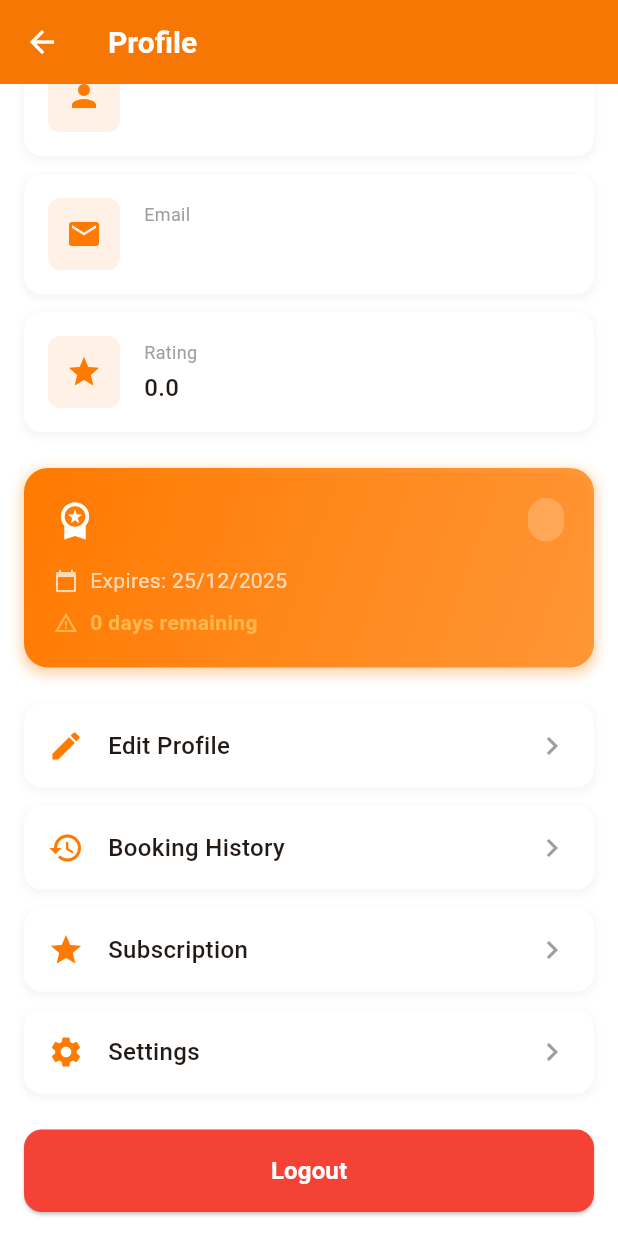
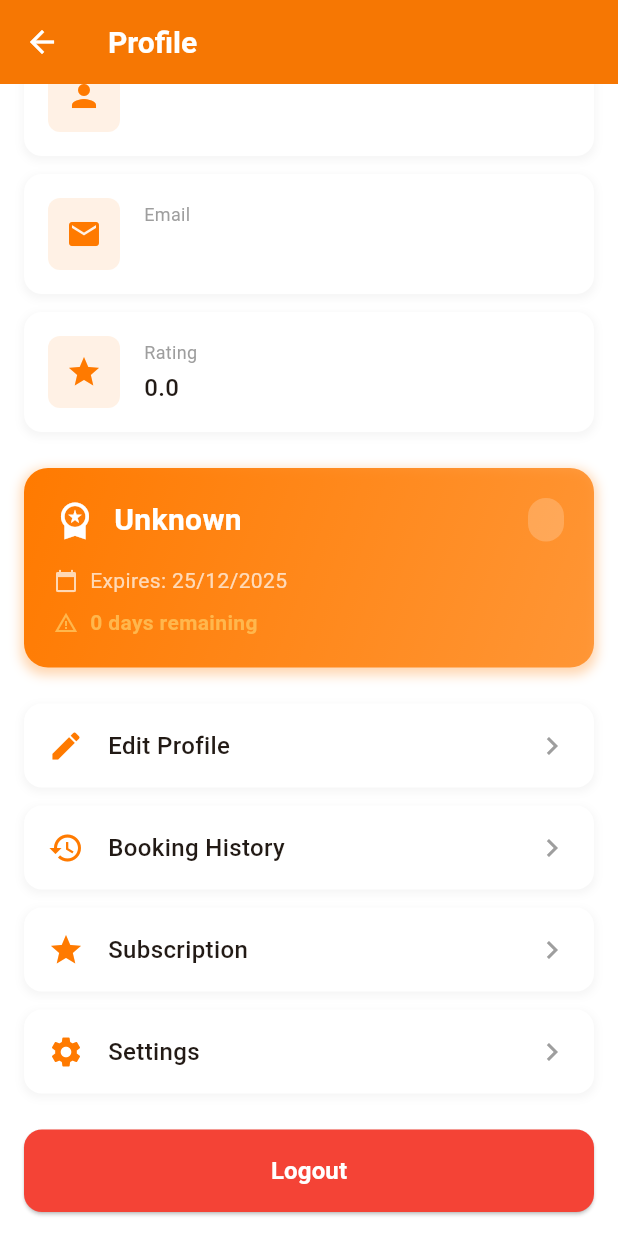
Before and after one commit to TahyrOrazdurdyyev/sportlink, a Flutter app: the ProfileScreen screen opened by its route, scrolled down 389 dp, on a phone screen of 412 x 824 dp. Run offline on Flutter 3.47's test engine with Material 3 defaults, Android fonts, the phone set to English and light mode, and no system bars; our stand-ins replace dio, firebase_core, firebase_messaging, fl_chart, flutter_markdown, flutter_riverpod and 4 more; accounts and stored records are empty; network calls fail.

Commit message:
Fix UserSubscriptionInfo model to handle i18n plan names and feature maps

```diff
--- a/mobile/lib/core/models/user_subscription_info.dart
+++ b/mobile/lib/core/models/user_subscription_info.dart
@@ -1,8 +1,8 @@
 class UserSubscriptionInfo {
   final String id;
   final String planId;
-  final String planName;
-  final List<String> planFeatures;
+  final Map<String, String> planName; // i18n map
+  final Map<String, dynamic> planFeatures; // feature flags
   final DateTime? startDate;
   final DateTime? endDate;
   final String status;
@@ -23,10 +23,12 @@ class UserSubscriptionInfo {
     return UserSubscriptionInfo(
       id: json['id'] as String,
       planId: json['plan_id'] as String,
-      planName: json['plan_name'] as String,
+      planName: json['plan_name'] != null
+          ? Map<String, String>.from(json['plan_name'] as Map)
+          : {'en': 'Unknown'},
       planFeatures: json['plan_features'] != null
-          ? List<String>.from(json['plan_features'] as List)
-          : [],
+          ? Map<String, dynamic>.from(json['plan_features'] as Map)
+          : {},
       startDate: json['start_date'] != null
           ? DateTime.parse(json['start_date'] as String)
           : null,
@@ -58,4 +60,15 @@ class UserSubscriptionInfo {
     final diff = endDate!.difference(DateTime.now());
     return diff.inDays > 0 ? diff.inDays : 0;
   }
+
+  String getLocalizedPlanName(String languageCode) {
+    return planName[languageCode] ?? planName['en'] ?? 'Unknown Plan';
+  }
+
+  List<String> getFeaturesList() {
+    return planFeatures.entries
+        .where((entry) => entry.value == true)
+        .map((entry) => entry.key.replaceAll('_', ' ').toUpperCase())
+        .toList();
+  }
 }
--- a/mobile/lib/features/profile/profile_screen.dart
+++ b/mobile/lib/features/profile/profile_screen.dart
@@ -435,7 +435,7 @@ class _ProfileScreenState extends ConsumerState<ProfileScreen> with AutomaticKee
               const SizedBox(width: 12),
               Expanded(
                 child: Text(
-                  subscription.planName,
+                  subscription.getLocalizedPlanName('en'), // TODO: use actual locale
                   style: const TextStyle(
                     fontSize: 20,
                     fontWeight: FontWeight.bold,
@@ -503,7 +503,7 @@ class _ProfileScreenState extends ConsumerState<ProfileScreen> with AutomaticKee
             const SizedBox(height: 16),
             const Divider(color: Colors.white30),
             const SizedBox(height: 12),
-            ...subscription.planFeatures.take(3).map((feature) => Padding(
+            ...subscription.getFeaturesList().take(3).map((feature) => Padding(
               padding: const EdgeInsets.only(bottom: 8),
               child: Row(
                 children: [
```
